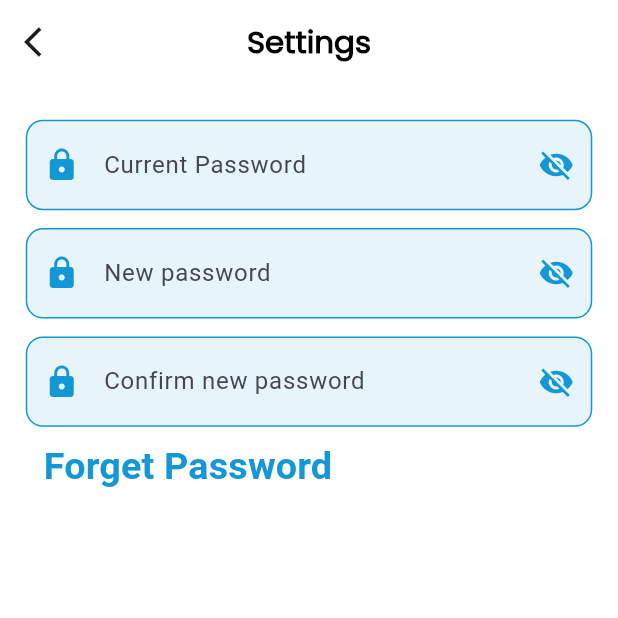
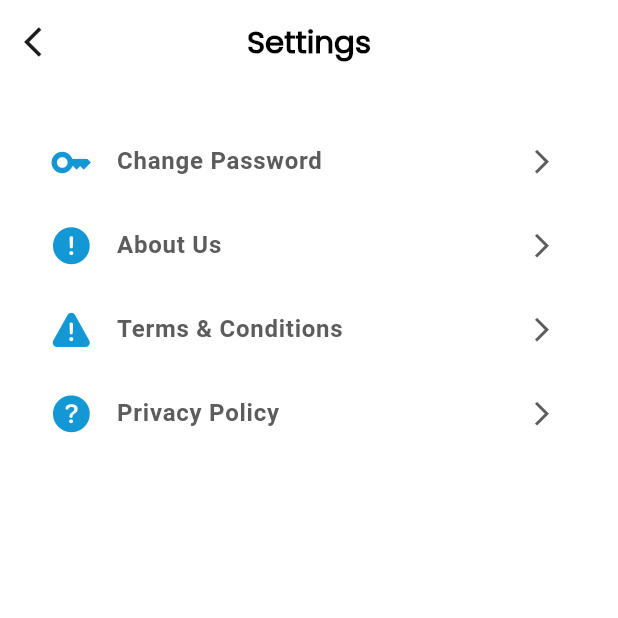
Before and after one commit to TopuFD/bk-gas, a Flutter app: the SettingsScreen screen opened by its route, on a phone screen of 412 x 824 dp, the top half of it. Run offline on Flutter 3.47's test engine with Material 3 defaults, Android fonts, the phone set to English and light mode, and no system bars; our stand-ins replace flutter_screenutil, flutter_svg, get, image_picker, pin_code_fields.

Commit message:
add setting and change password screens

```diff
--- a/lib/route/app_route.dart
+++ b/lib/route/app_route.dart
@@ -1,5 +1,6 @@
 import 'package:bk_gas/view/account_screen/account_profile_screen.dart';
 import 'package:bk_gas/view/account_screen/edit_profile_screen.dart';
+import 'package:bk_gas/view/account_screen/inner_screen/settings/change_pass_screen.dart';
 import 'package:bk_gas/view/account_screen/inner_screen/settings/settings_screen.dart';
 import 'package:bk_gas/view/authe_screen/forget_pass_screen.dart';
 import 'package:bk_gas/view/authe_screen/get_otp_screen.dart';
@@ -35,6 +36,7 @@ class AppRoute {
   static String accountProfileScreen = "/accountProfileScreen";
   static String editProfilScreen = "/editProfilScreen";
   static String settingsScreen = "/settingsScreen";
+  static String changePassScreen = "/changePassScreen";
 }
 
 List<GetPage> getPage = [
@@ -115,7 +117,12 @@ List<GetPage> getPage = [
   ),
   GetPage(
     name: AppRoute.settingsScreen,
-    page: () => SettingsScreen(),
+    page: () => const SettingsScreen(),
+    transition: Transition.fade,
+  ),
+  GetPage(
+    name: AppRoute.changePassScreen,
+    page: () => ChangePassScreen(),
     transition: Transition.fade,
   ),
 ];
--- a/lib/view/account_screen/inner_screen/settings/settings_screen.dart
+++ b/lib/view/account_screen/inner_screen/settings/settings_screen.dart
@@ -1,17 +1,15 @@
+import 'package:bk_gas/route/app_route.dart';
 import 'package:bk_gas/utils/color.dart';
 import 'package:bk_gas/utils/text_style.dart';
 import 'package:bk_gas/widget/custom_appber.dart';
-import 'package:bk_gas/widget/custom_textfield.dart';
+import 'package:flutter/cupertino.dart';
 import 'package:flutter/material.dart';
 import 'package:flutter_screenutil/flutter_screenutil.dart';
+import 'package:get/get.dart';
 
 // ignore: must_be_immutable
 class SettingsScreen extends StatelessWidget {
-  SettingsScreen({super.key});
-
-  TextEditingController currentPass = TextEditingController();
-  TextEditingController newPass = TextEditingController();
-  TextEditingController confirmPass = TextEditingController();
+  const SettingsScreen({super.key});
 
   @override
   Widget build(BuildContext context) {
@@ -20,49 +18,65 @@ class SettingsScreen extends StatelessWidget {
         title: "Settings",
       ),
       body: Padding(
-        padding:  EdgeInsets.symmetric(horizontal: 15.w),
+        padding: EdgeInsets.symmetric(horizontal: 15.w),
         child: Column(
           crossAxisAlignment: CrossAxisAlignment.start,
           children: [
             SizedBox(
               height: 20.h,
             ),
-            CustomTextFormField(
-              prefixIcon: const Icon(Icons.lock),
-              suffixIcon:
-                  IconButton(onPressed: () {}, icon: const Icon(Icons.visibility_off)),
-              controller: currentPass,
-              obscureText: false,
-              hintText: "Current Password",
+
+            settingItems(
+              title: "Change Password",
+              iconData: Icons.key,
+              ontap: () {
+                Get.toNamed(AppRoute.changePassScreen);
+              },
             ),
-            SizedBox(
-              height: 10.h,
+            settingItems(
+              title: "About Us",
+              iconData: CupertinoIcons.exclamationmark_circle_fill,
+              ontap: () {
+                Get.toNamed(AppRoute.changePassScreen);
+              },
             ),
-            CustomTextFormField(
-              prefixIcon: const Icon(Icons.lock),
-              suffixIcon:
-                  IconButton(onPressed: () {}, icon: const Icon(Icons.visibility_off)),
-              controller: newPass,
-              obscureText: false,
-              hintText: "New password",
+            settingItems(
+              title: "Terms & Conditions",
+              iconData: CupertinoIcons.exclamationmark_triangle_fill,
+              ontap: () {
+                Get.toNamed(AppRoute.changePassScreen);
+              },
             ),
-            SizedBox(
-              height: 10.h,
+            settingItems(
+              title: "Privacy Policy",
+              iconData: CupertinoIcons.question_circle_fill,
+              ontap: () {
+                Get.toNamed(AppRoute.changePassScreen);
+              },
             ),
-            CustomTextFormField(
-              prefixIcon: const Icon(Icons.lock),
-              suffixIcon:
-                  IconButton(onPressed: () {}, icon: const Icon(Icons.visibility_off)),
-              controller: confirmPass,
-              obscureText: false,
-              hintText: "Confirm new password",
-            ),
-            TextButton(onPressed: (){
-              // Get.toNamed(approu)
-            }, child: Text("Forget Password",style: CustomTextStyle.h2(color: AppColor.primaryColor),))
           ],
         ),
       ),
     );
   }
+
+  settingItems({String? title, IconData? iconData, VoidCallback? ontap}) {
+    return ListTile(
+      onTap: ontap,
+      leading: Icon(
+        iconData,
+        color: AppColor.primaryColor,
+        size: 24.h,
+      ),
+      title: Text(
+        title!,
+        style: CustomTextStyle.h2(fontSize: 16, color: AppColor.textgrey),
+      ),
+      trailing: Icon(
+        Icons.arrow_forward_ios,
+        color: AppColor.textgrey,
+        size: 16.h,
+      ),
+    );
+  }
 }
```
Also changed, not shown: lib/view/account_screen/inner_screen/settings/change_pass_screen.dart (added, +83 -0 lines).
